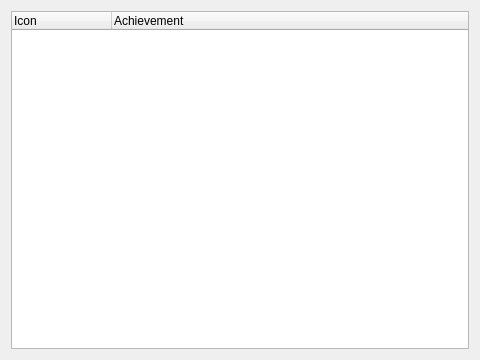
This is src/kde/config/AchievementsTab.ui in GerbilSoft/rom-properties as Qt 5 draws it before an edit. The edited form follows.
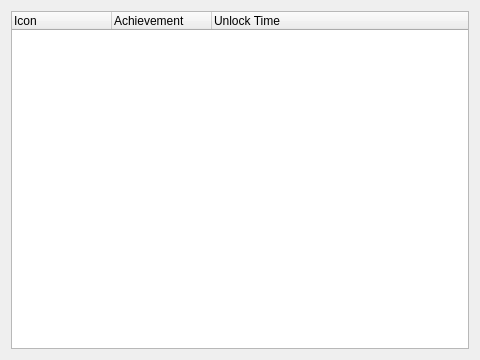
This is the edited form.

Commit message:
[kde] AchievementsTab: Show the unlock time.
[librpbase] Achievements::isUnlocked(): Return the unlock timestamp if
the achievement is unlocked. Otherwise, return -1.

Patch:
```diff
--- a/src/kde/config/AchievementsTab.ui
+++ b/src/kde/config/AchievementsTab.ui
@@ -32,6 +32,11 @@
        <string>Achievement</string>
       </property>
      </column>
+     <column>
+      <property name="text">
+       <string>Unlock Time</string>
+      </property>
+     </column>
     </widget>
    </item>
   </layout>
```
The commit also changes 3 other files.
